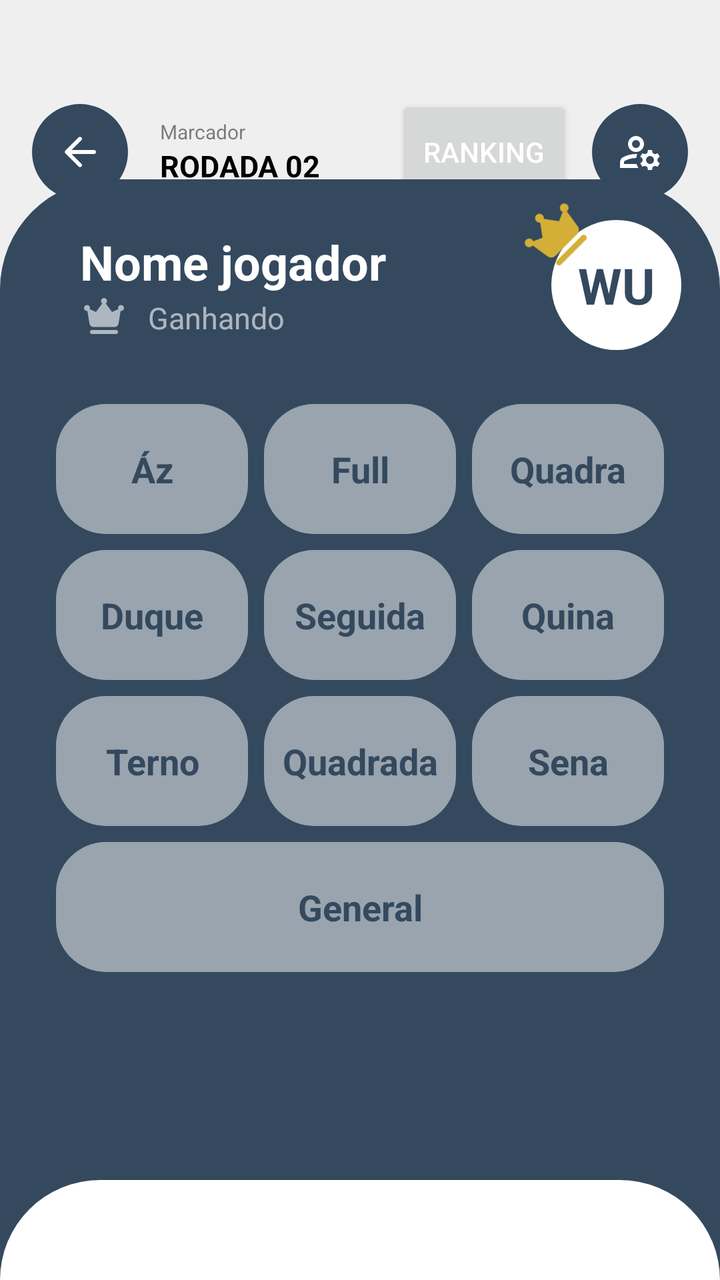
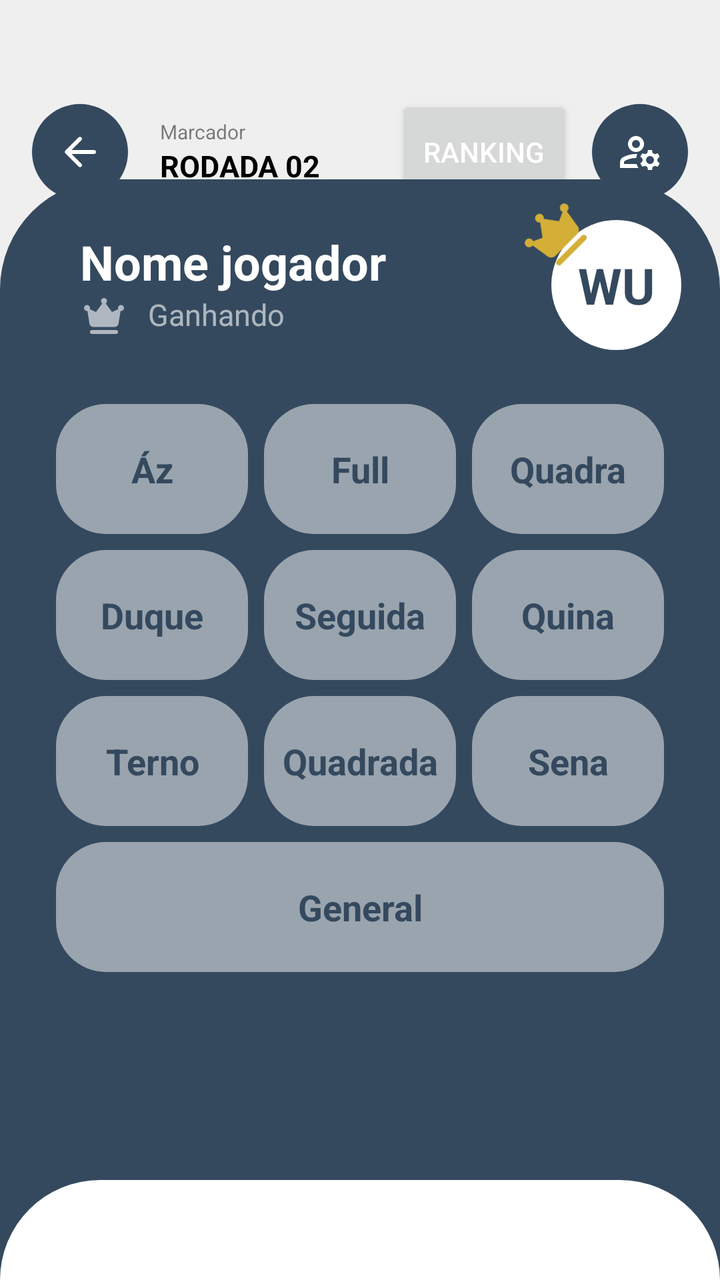

Before-and-after screenshots of an Android layout around one commit, followed by the original layout XML and the change that was made.
<!-- AndroidManifest.xml: application theme Base.Theme.KingOfBozo.Standard -->
<!-- res/layout/fragment_marcar_jogo.xml -->
<?xml version="1.0" encoding="utf-8"?>
<androidx.constraintlayout.widget.ConstraintLayout xmlns:android="http://schemas.android.com/apk/res/android"
    android:layout_width="match_parent"
    android:layout_height="match_parent"
    android:paddingTop="32dp"
    xmlns:app="http://schemas.android.com/apk/res-auto"
    xmlns:tools="http://schemas.android.com/tools"
    android:background="?attr/customBackground">

    <LinearLayout
        android:id="@+id/action_bar"
        android:layout_width="match_parent"
        android:layout_height="wrap_content"
        android:layout_margin="16dp"
        android:gravity="center_vertical"
        app:layout_constraintTop_toTopOf="parent">

        <ImageView
            android:id="@+id/button_back"
            android:layout_width="48dp"
            android:layout_height="48dp"
            android:backgroundTint="?attr/colorPrimary"
            android:background="@drawable/background_circle"
            android:padding="12dp"
            android:src="@drawable/ic_arrow_back"
            app:tint="?attr/customTextBackground"
            tools:ignore="ContentDescription" />

        <LinearLayout
            android:layout_width="0dp"
            android:layout_height="wrap_content"
            android:layout_marginStart="16dp"
            android:orientation="vertical"
            android:layout_weight="1">

            <TextView
                android:layout_width="wrap_content"
                android:layout_height="wrap_content"
                android:text="Marcador"
                android:alpha="0.5"
                android:textColor="?attr/textFillColor"
                android:textSize="10sp" />

            <TextView
                android:id="@+id/total_rodadas"
                android:layout_width="wrap_content"
                android:layout_height="wrap_content"
                android:text="RODADA 02"
                android:textColor="?attr/textFillColor"
                android:textSize="15sp"
                android:textStyle="bold" />

        </LinearLayout>

        <Button
            android:id="@+id/btn_jogar_mais_um"
            android:layout_width="wrap_content"
            android:layout_height="56dp"
            android:text="Ranking"
            android:textColor="?attr/customTextBackground"
            app:icon="@drawable/ic_ranking"
            app:iconGravity="textStart"
            app:iconTint="?attr/customTextBackground" />

        <ImageView
            android:id="@+id/button_gerenciar_jogadores"
            android:layout_width="48dp"
            android:layout_height="48dp"
            android:backgroundTint="?attr/colorPrimary"
            android:background="@drawable/background_circle_yellow"
            android:padding="12dp"
            app:tint="?attr/customTextBackground"
            android:src="@drawable/ic_gerenciar_jogador"
            android:layout_marginStart="10dp"
            tools:ignore="ContentDescription" />

    </LinearLayout>

    <TextView
        android:id="@+id/pontos_rodada"
        android:layout_width="0dp"
        android:layout_height="0dp"
        android:text="0"
        android:gravity="center"
        android:fontFamily="@font/agencyb"
        android:textColor="?attr/textFillColor"
        app:autoSizeTextType="uniform"
        app:autoSizeMinTextSize="50sp"
        app:autoSizeMaxTextSize="250sp"
        app:layout_constraintTop_toBottomOf="@id/action_bar"
        app:layout_constraintBottom_toTopOf="@id/form_add_player"
        app:layout_constraintStart_toStartOf="parent"
        app:layout_constraintEnd_toEndOf="parent" />

    <LinearLayout
        android:id="@+id/form_add_player"
        android:layout_width="match_parent"
        android:layout_height="wrap_content"
        android:background="@drawable/bottom_sheet_background"
        android:backgroundTint="?attr/colorPrimary"
        android:orientation="vertical"
        android:paddingHorizontal="24dp"
        android:paddingTop="25dp"
        android:paddingBottom="130dp"
        android:clipChildren="false"
        android:clipToPadding="false"
        app:layout_constraintBottom_toBottomOf="parent">

        <LinearLayout
            android:layout_width="match_parent"
            android:layout_height="wrap_content"
            android:clipChildren="false"
            android:clipToPadding="false">

            <LinearLayout
                android:layout_width="0dp"
                android:layout_height="wrap_content"
                android:orientation="vertical"
                android:layout_weight="1"
                android:paddingStart="16dp">
                <TextView
                    android:id="@+id/text_player_name"
                    android:layout_width="wrap_content"
                    android:layout_height="wrap_content"
                    android:text="Nome jogador"
                    android:textColor="?attr/customTextBackground"
                    android:textSize="24sp"
                    android:textStyle="bold" />

                <TextView
                    android:id="@+id/text_status"
                    android:layout_width="wrap_content"
                    android:layout_height="wrap_content"
                    android:text="Ganhando"
                    android:alpha="0.6"
                    android:textColor="?attr/customTextBackground"
                    android:textSize="15sp"
                    android:gravity="center"
                    app:drawableStartCompat="@drawable/ic_crown"
                    app:drawableTint="?attr/customTextBackground"
                    android:drawablePadding="10dp" />

            </LinearLayout>


            <FrameLayout
                android:id="@+id/avatarContainer"
                android:layout_width="95dp"
                android:layout_height="95dp"
                android:clickable="true"
                android:focusable="true"
                android:padding="15dp"
                android:layout_marginTop="-20dp"
                android:layout_marginEnd="-20dp"
                android:clipChildren="false"
                android:clipToPadding="false">

                <ImageView
                    android:id="@+id/icon_king"
                    android:layout_width="37dp"
                    android:layout_height="35dp"
                    android:layout_marginStart="-16dp"
                    android:layout_marginTop="-10dp"
                    android:elevation="1dp"
                    android:importantForAccessibility="no"
                    android:rotation="-45"
                    android:src="@drawable/ic_crown"
                    app:tint="@color/king" />

                <TextView
                    android:id="@+id/sigla_nome"
                    android:layout_width="match_parent"
                    android:layout_height="match_parent"
                    android:background="@drawable/background_circle"
                    android:backgroundTint="?attr/customTextBackground"
                    android:text="WU"
                    android:textColor="?attr/colorPrimary"
                    android:textStyle="bold"
                    android:textSize="25sp"
                    android:gravity="center" />

                <com.google.android.material.imageview.ShapeableImageView
                    android:id="@+id/imagePlayerAvatarDetail"
                    android:layout_width="match_parent"
                    android:layout_height="match_parent"
                    android:scaleType="centerCrop"
                    android:src="@drawable/ic_person"
                    android:visibility="gone"
                    app:shapeAppearanceOverlay="@style/ShapeAppearance.Material3.Corner.Full" />

            </FrameLayout>
        </LinearLayout>

        <GridLayout
            android:layout_width="match_parent"
            android:layout_height="wrap_content"
            android:layout_marginBottom="20dp"
            android:columnCount="3"
            android:rowCount="4"
            android:layout_marginTop="8dp">

            <TextView
                android:id="@+id/valor_az"
                android:layout_height="65dp"
                android:layout_width="0dp"
                android:backgroundTint="?attr/customTextBackground"
                android:background="@drawable/background_card_black"
                android:textColor="?attr/colorPrimary"
                android:text="Áz"
                android:textSize="18sp"
                android:textStyle="bold"
                android:gravity="center"
                android:alpha="0.5"
                android:layout_row="0"
                android:layout_column="0"
                android:layout_columnWeight="1"
                android:layout_gravity="fill"
                android:layout_margin="4dp"/>

            <TextView
                android:id="@+id/valor_full"
                android:layout_height="65dp"
                android:layout_width="0dp"
                android:backgroundTint="?attr/customTextBackground"
                android:background="@drawable/background_card_black"
                android:textColor="?attr/colorPrimary"
                android:text="Full"
                android:textSize="18sp"
                android:textStyle="bold"
                android:gravity="center"
                android:alpha="0.5"
                android:layout_row="0"
                android:layout_column="1"
                android:layout_columnWeight="1"
                android:layout_gravity="fill"
                android:layout_margin="4dp"/>

            <TextView
                android:id="@+id/valor_quadra"
                android:layout_height="65dp"
                android:layout_width="0dp"
                android:backgroundTint="?attr/customTextBackground"
                android:background="@drawable/background_card_black"
                android:textColor="?attr/colorPrimary"
                android:text="Quadra"
                android:textSize="18sp"
                android:textStyle="bold"
                android:gravity="center"
                android:alpha="0.5"
                android:layout_row="0"
                android:layout_column="2"
                android:layout_columnWeight="1"
                android:layout_gravity="fill"
                android:layout_margin="4dp"/>

            <TextView
                android:id="@+id/valor_duque"
                android:layout_height="65dp"
                android:layout_width="0dp"
                android:backgroundTint="?attr/customTextBackground"
                android:background="@drawable/background_card_black"
                android:textColor="?attr/colorPrimary"
                android:text="Duque"
                android:textSize="18sp"
                android:textStyle="bold"
                android:gravity="center"
                android:alpha="0.5"
                android:layout_row="1"
                android:layout_column="0"
                android:layout_columnWeight="1"
                android:layout_gravity="fill"
                android:layout_margin="4dp"/>

            <TextView
                android:id="@+id/valor_seguida"
                android:layout_height="65dp"
                android:layout_width="0dp"
                android:backgroundTint="?attr/customTextBackground"
                android:background="@drawable/background_card_black"
                android:textColor="?attr/colorPrimary"
                android:text="Seguida"
                android:textSize="18sp"
                android:textStyle="bold"
                android:gravity="center"
                android:alpha="0.5"
                android:layout_row="1"
                android:layout_column="1"
                android:layout_columnWeight="1"
                android:layout_gravity="fill"
                android:layout_margin="4dp"/>

            <TextView
                android:id="@+id/valor_quina"
                android:layout_height="65dp"
                android:layout_width="0dp"
                android:backgroundTint="?attr/customTextBackground"
                android:background="@drawable/background_card_black"
                android:textColor="?attr/colorPrimary"
                android:text="Quina"
                android:textSize="18sp"
                android:textStyle="bold"
                android:gravity="center"
                android:alpha="0.5"
                android:layout_row="1"
                android:layout_column="2"
                android:layout_columnWeight="1"
                android:layout_gravity="fill"
                android:layout_margin="4dp"/>

            <TextView
                android:id="@+id/valor_terno"
                android:layout_height="65dp"
                android:layout_width="0dp"
                android:backgroundTint="?attr/customTextBackground"
                android:background="@drawable/background_card_black"
                android:textColor="?attr/colorPrimary"
                android:text="Terno"
                android:textSize="18sp"
                android:textStyle="bold"
                android:gravity="center"
                android:alpha="0.5"
                android:layout_row="2"
                android:layout_column="0"
                android:layout_columnWeight="1"
                android:layout_gravity="fill"
                android:layout_margin="4dp"/>

            <TextView
                android:id="@+id/valor_quadrada"
                android:layout_height="65dp"
                android:layout_width="0dp"
                android:backgroundTint="?attr/customTextBackground"
                android:background="@drawable/background_card_black"
                android:textColor="?attr/colorPrimary"
                android:text="Quadrada"
                android:textSize="18sp"
                android:textStyle="bold"
                android:gravity="center"
                android:alpha="0.5"
                android:layout_row="2"
                android:layout_column="1"
                android:layout_columnWeight="1"
                android:layout_gravity="fill"
                android:layout_margin="4dp"/>

            <TextView
                android:id="@+id/valor_sena"
                android:layout_height="65dp"
                android:layout_width="0dp"
                android:backgroundTint="?attr/customTextBackground"
                android:background="@drawable/background_card_black"
                android:textColor="?attr/colorPrimary"
                android:text="Sena"
                android:textSize="18sp"
                android:textStyle="bold"
                android:gravity="center"
                android:alpha="0.5"
                android:layout_row="2"
                android:layout_column="2"
                android:layout_columnWeight="1"
                android:layout_gravity="fill"
                android:layout_margin="4dp"/>

            <TextView
                android:id="@+id/valor_general"
                android:layout_height="65dp"
                android:layout_width="0dp"
                android:backgroundTint="?attr/customTextBackground"
                android:background="@drawable/background_card_black"
                android:textColor="?attr/colorPrimary"
                android:text="General"
                android:textSize="18sp"
                android:textStyle="bold"
                android:gravity="center"
                android:alpha="0.5"
                android:layout_row="3"
                android:layout_column="0"
                android:layout_columnSpan="3"
                android:layout_columnWeight="1"
                android:layout_gravity="fill"
                android:layout_margin="4dp"/>

        </GridLayout>

    </LinearLayout>

    <LinearLayout
        android:id="@+id/navigation_bar_container"
        android:layout_width="match_parent"
        android:layout_height="wrap_content"
        android:background="@drawable/bottom_sheet_background"
        android:backgroundTint="?attr/cardBackgroundColor"
        android:orientation="vertical"
        android:clipChildren="false"
        android:clipToPadding="false"
        android:paddingBottom="15dp"
        app:layout_constraintBottom_toBottomOf="parent">

        <androidx.recyclerview.widget.RecyclerView
            android:id="@+id/recyclerViewJogadoresRodada"
            android:layout_width="match_parent"
            android:layout_height="wrap_content"
            app:layoutManager="androidx.recyclerview.widget.LinearLayoutManager"
            android:orientation="horizontal"
            android:paddingTop="35dp"
            tools:listitem="@layout/item_jogador_selection"
            android:clipChildren="false"
            android:clipToPadding="false"/>

    </LinearLayout>

</androidx.constraintlayout.widget.ConstraintLayout>
<!-- res/layout/item_jogador_selection.xml (included above) -->
<?xml version="1.0" encoding="utf-8"?>
<androidx.constraintlayout.widget.ConstraintLayout xmlns:android="http://schemas.android.com/apk/res/android"
    xmlns:app="http://schemas.android.com/apk/res-auto"
    xmlns:tools="http://schemas.android.com/tools"
    android:layout_width="wrap_content"
    android:layout_height="wrap_content"
    android:background="?attr/selectableItemBackground"
    android:clipChildren="false"
    android:clipToPadding="false">

    <RelativeLayout
        android:id="@+id/avatar_container_jogo"
        android:layout_width="81dp"
        android:layout_height="81dp"
        android:padding="8dp"
        tools:ignore="MissingConstraints"
        android:clipChildren="false"
        android:clipToPadding="false">
        <ImageView
            android:id="@+id/icon_king"
            android:layout_width="wrap_content"
            android:layout_height="wrap_content"
            android:elevation="1dp"
            android:importantForAccessibility="no"
            android:rotation="-45"
            android:layout_marginTop="-3dp"
            android:layout_marginStart="-3dp"
            android:layout_alignParentTop="true"
            android:src="@drawable/ic_crown"
            app:tint="@color/king"/>


        <ImageView
            android:id="@+id/icon_position"
            android:layout_width="20dp"
            android:layout_height="20dp"
            android:elevation="1dp"
            android:importantForAccessibility="no"
            android:src="@drawable/ic_1"
            app:tint="?attr/colorPrimary"
            android:layout_marginBottom="-6dp"
            android:backgroundTint="?attr/customTextBackground"
            android:background="@drawable/circle_background"
            android:layout_alignParentBottom="true"
            android:layout_centerInParent="true"/>

        <ImageView
            android:id="@+id/icon_empate"
            android:layout_width="match_parent"
            android:layout_height="match_parent"
            android:backgroundTint="?attr/colorPrimary"
            android:background="@drawable/background_circle"
            android:layout_centerInParent="true"/>

        <TextView
            android:id="@+id/sigla_nome"
            android:layout_width="55dp"
            android:layout_height="55dp"
            android:backgroundTint="?attr/customBackground"
            android:background="@drawable/background_circle"
            android:text="WU"
            android:textColor="?attr/colorPrimary"
            android:textStyle="bold"
            android:textSize="25dp"
            android:gravity="center"
            android:layout_centerInParent="true"/>


        <com.google.android.material.imageview.ShapeableImageView
            android:id="@+id/imagePlayerAvatarJogo"
            android:layout_width="55dp"
            android:layout_height="55dp"
            android:scaleType="centerCrop"
            android:src="@drawable/ic_person"
            android:layout_centerInParent="true"
            app:shapeAppearanceOverlay="@style/ShapeAppearance.Material3.Corner.Full" />


    </RelativeLayout>

</androidx.constraintlayout.widget.ConstraintLayout>
<!-- resources referenced by this layout -->
<resources>
  <color name="king">#D4AF37</color>
  <!-- drawable background_card_black (drawable) -->
  <shape xmlns:android="http://schemas.android.com/apk/res/android"
      android:shape="rectangle">
      <solid android:color="@color/fundo_light" />
      <corners android:radius="25dp" />
  </shape>
  <!-- drawable background_circle (drawable) -->
  <?xml version="1.0" encoding="utf-8"?>
  <shape xmlns:android="http://schemas.android.com/apk/res/android"
      android:shape="oval">
      <solid android:color="@color/fundo_light" />
  </shape>
  <!-- drawable background_circle_yellow (drawable) -->
  <?xml version="1.0" encoding="utf-8"?>
  <shape xmlns:android="http://schemas.android.com/apk/res/android"
      android:shape="oval">
      <solid android:color="@color/fundo_light" />
  </shape>
  <!-- drawable bottom_sheet_background (drawable) -->
  <?xml version="1.0" encoding="utf-8"?>
  <shape xmlns:android="http://schemas.android.com/apk/res/android"
      android:shape="rectangle">
      <solid android:color="@color/fundo_light"/>
      <corners android:topLeftRadius="55dp" android:topRightRadius="55dp"/>
  </shape>
  <!-- drawable circle_background (drawable) -->
  <?xml version="1.0" encoding="utf-8"?>
  <shape xmlns:android="http://schemas.android.com/apk/res/android"
      android:shape="oval">
      <solid android:color="@color/fundo_light" />
  </shape>
  <!-- drawable ic_1 (drawable) -->
  <vector xmlns:android="http://schemas.android.com/apk/res/android"
      android:width="24dp"
      android:height="24dp"
      android:viewportWidth="960"
      android:viewportHeight="960"
      android:tint="@color/fundo_light">
    <path
        android:fillColor="@android:color/white"
        android:pathData="M480,880Q397,880 324,848.5Q251,817 197,763Q143,709 111.5,636Q80,563 80,480Q80,397 111.5,324Q143,251 197,197Q251,143 324,111.5Q397,80 480,80Q563,80 636,111.5Q709,143 763,197Q817,251 848.5,324Q880,397 880,480Q880,563 848.5,636Q817,709 763,763Q709,817 636,848.5Q563,880 480,880ZM460,360L460,640Q460,657 471.5,668.5Q483,680 500,680Q517,680 528.5,668.5Q540,657 540,640L540,320Q540,303 528.5,291.5Q517,280 500,280L420,280Q403,280 391.5,291.5Q380,303 380,320Q380,337 391.5,348.5Q403,360 420,360L460,360Z"/>
  </vector>
  <!-- drawable ic_arrow_back (drawable) -->
  <vector xmlns:android="http://schemas.android.com/apk/res/android"
      android:width="24dp"
      android:height="24dp"
      android:viewportWidth="960"
      android:viewportHeight="960"
      android:tint="@color/fundo_light"
      android:autoMirrored="true">
    <path
        android:fillColor="@android:color/white"
        android:pathData="M313,520L509,716Q521,728 520.5,744Q520,760 508,772Q496,783 480,783.5Q464,784 452,772L188,508Q182,502 179.5,495Q177,488 177,480Q177,472 179.5,465Q182,458 188,452L452,188Q463,177 479.5,177Q496,177 508,188Q520,200 520,216.5Q520,233 508,245L313,440L760,440Q777,440 788.5,451.5Q800,463 800,480Q800,497 788.5,508.5Q777,520 760,520L313,520Z"/>
  </vector>
  <color name="fundo_light">#EFEFEF</color>
  <color name="padrao">#34495e</color>
  <color name="text_dark">#000000</color>
  <color name="text_light">#FFFFFF</color>
  <color name="icon_dark">#000000</color>
  <color name="icon_light">#FFFFFF</color>
  <color name="card_light">#FFFFFF</color>
  <color name="card_dark">#313131</color>
  <!-- unchanged entries left out for length: 6 -->
</resources>

<!-- the commit's change to res/layout/fragment_marcar_jogo.xml (unified diff, before → after) -->
@@ -135,10 +135,10 @@
                     android:alpha="0.6"
                     android:textColor="?attr/customTextBackground"
                     android:textSize="15sp"
-                    android:gravity="center"
+                    android:gravity="start"
                     app:drawableStartCompat="@drawable/ic_crown"
                     app:drawableTint="?attr/customTextBackground"
-                    android:drawablePadding="10dp" />
+                    android:drawablePadding="10dp"/>
 
             </LinearLayout>
 
